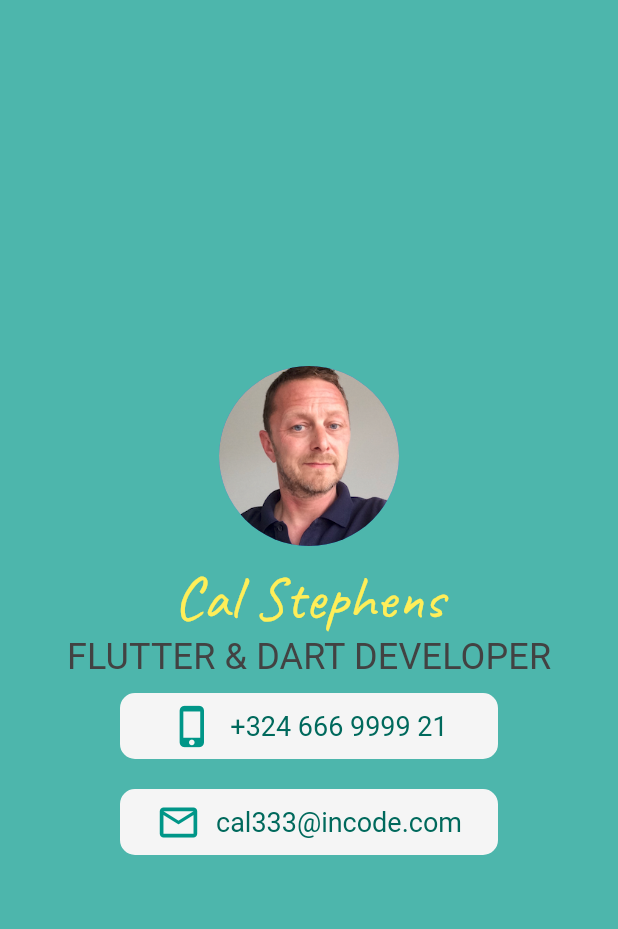
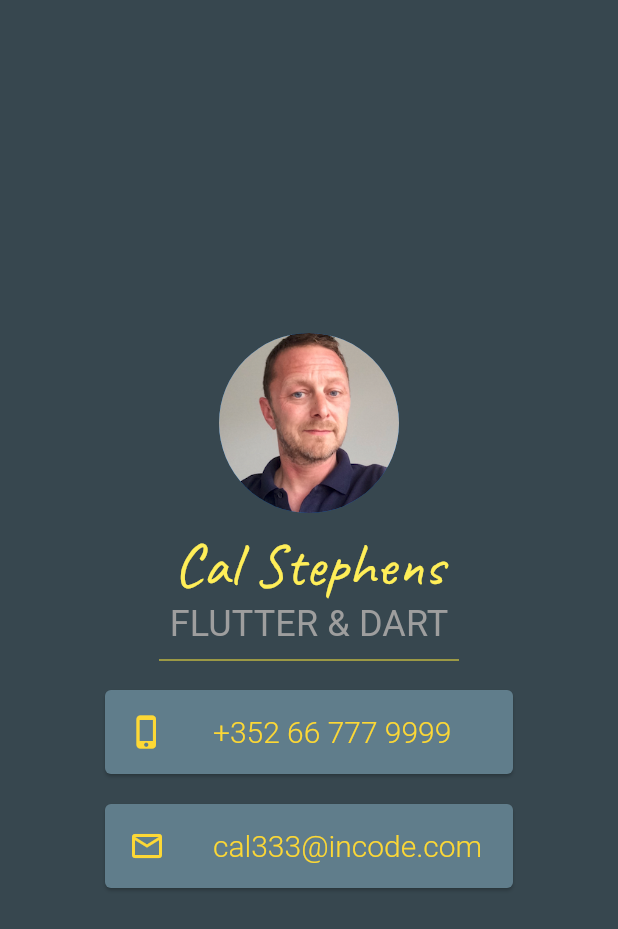
Before and after one commit to carlstep/ab_mi_card_flutter2, a Flutter app: the screen it shows after launch, on a phone screen of 412 x 824 dp. Shown: the top 929 px of the screen. Run offline on Flutter 3.47's test engine with Material 2 defaults, Android fonts, the phone set to English and light mode, and no system bars; our stand-ins replace google_fonts; Roboto replaces fonts that are missing (Dosis, Oxygen).

Commit message:
final design - some functional tweaks needed

```diff
--- a/lib/main.dart
+++ b/lib/main.dart
@@ -1,9 +1,15 @@
 import 'package:flutter/material.dart';
 import 'package:google_fonts/google_fonts.dart';
+import 'package:url_launcher/url_launcher.dart';
 
 void main() {
   runApp(MyApp());
 }
+
+final Uri _emailLaunchUri = Uri(
+    scheme: 'mailto',
+    path: 'carlstep333@me.com',
+    queryParameters: {'subject': 'Personal_mail!'});
 
 class MyApp extends StatelessWidget {
   @override
@@ -11,7 +17,7 @@ class MyApp extends StatelessWidget {
     return MaterialApp(
       debugShowCheckedModeBanner: false,
       home: Scaffold(
-        backgroundColor: Colors.teal[300],
+        backgroundColor: Colors.blueGrey[800],
         body: SafeArea(
           child: Column(
             mainAxisAlignment: MainAxisAlignment.center,
@@ -27,89 +33,63 @@ class MyApp extends StatelessWidget {
                 'Cal Stephens',
                 style: GoogleFonts.caveat(
                   fontSize: 40.0,
-                  fontWeight: FontWeight.w100,
                   letterSpacing: .3,
                   color: Colors.yellow[400],
                 ),
               ),
               Text(
-                'FLUTTER & DART DEVELOPER',
-                style: GoogleFonts.balooTammudu(
-                  //fontFamily: 'Lobster',
+                'FLUTTER & DART',
+                style: GoogleFonts.dosis(
                   fontSize: 24.0,
-                  //fontWeight: FontWeight.w100,
                   letterSpacing: .1,
-                  color: Colors.grey[800],
+                  color: Colors.grey[500],
                 ),
               ),
-              Container(
-                decoration: BoxDecoration(
-                  border: Border.all(
-                    color: Colors.grey[100],
-                    width: 2,
-                  ),
-                  borderRadius: BorderRadius.circular(10.0),
-                  color: Colors.grey[100],
-                ),
-                //color: Colors.yellowAccent[100],
-                //width: 250.0,
-                margin: EdgeInsets.symmetric(vertical: 10.0, horizontal: 80.0),
-                padding: EdgeInsets.all(5.0),
-                child: Row(
-                  mainAxisAlignment: MainAxisAlignment.center,
-                  children: <Widget>[
-                    Icon(
-                      Icons.phone_iphone,
-                      color: Colors.teal,
-                      size: 30.0,
-                    ),
-                    SizedBox(
-                      width: 10.0,
-                    ),
-                    Text(
-                      '+324 666 9999 21',
-                      style: GoogleFonts.balooTammudu(
-                        fontSize: 18.0,
-                        fontStyle: FontStyle.normal,
-                        color: Colors.teal[800],
-                      ),
-                    )
-                  ],
+              SizedBox(
+                height: 20.0,
+                width: 200.0,
+                child: Divider(
+                  color: Colors.yellow,
+                  //height: 2.0,
                 ),
               ),
-              Container(
-                decoration: BoxDecoration(
-                  border: Border.all(
-                    color: Colors.grey[100],
-                    width: 2,
+              Card(
+                color: Colors.blueGrey[500],
+                margin: EdgeInsets.symmetric(vertical: 10.0, horizontal: 70.0),
+                child: ListTile(
+                  leading: Icon(
+                    Icons.phone_iphone,
+                    color: Colors.yellow[600],
                   ),
-                  borderRadius: BorderRadius.circular(10.0),
-                  color: Colors.grey[100],
+                  title: Text(
+                    '+352 66 777 9999',
+                    style: GoogleFonts.oxygen(
+                      fontWeight: FontWeight.w300,
+                      fontSize: 20.0,
+                      color: Colors.yellow[600],
+                    ),
+                  ),
                 ),
-                //color: Colors.yellowAccent[100],
-                //width: 250.0,
-                margin: EdgeInsets.symmetric(vertical: 10.0, horizontal: 80.0),
-                padding: EdgeInsets.all(5.0),
-                child: Row(
-                  mainAxisAlignment: MainAxisAlignment.center,
-                  children: <Widget>[
-                    Icon(
-                      Icons.email_outlined,
-                      color: Colors.teal,
-                      size: 30.0,
-                    ),
-                    SizedBox(
-                      width: 10.0,
-                    ),
-                    Text(
+              ),
+              Card(
+                color: Colors.blueGrey[500],
+                margin: EdgeInsets.symmetric(vertical: 10.0, horizontal: 70.0),
+                child: ListTile(
+                  leading: Icon(
+                    Icons.email_outlined,
+                    color: Colors.yellow[600],
+                  ),
+                  title: GestureDetector(
+                    onTap: () => launch(_emailLaunchUri.toString()),
+                    child: Text(
                       'cal333@incode.com',
-                      style: GoogleFonts.balooTammudu(
-                        fontSize: 18.0,
-                        fontStyle: FontStyle.normal,
-                        color: Colors.teal[800],
+                      style: GoogleFonts.oxygen(
+                        fontSize: 20.0,
+                        fontWeight: FontWeight.w300,
+                        color: Colors.yellow[600],
                       ),
                     ),
-                  ],
+                  ),
                 ),
               ),
             ],
--- a/pubspec.yaml
+++ b/pubspec.yaml
@@ -14,6 +14,7 @@ dependencies:
 
     cupertino_icons: ^1.0.2
     google_fonts: ^2.0.0
+    url_launcher: ^6.0.3
 
 dev_dependencies:
     flutter_test:
```
Also changed, not shown: pubspec.lock, 1 other file.
